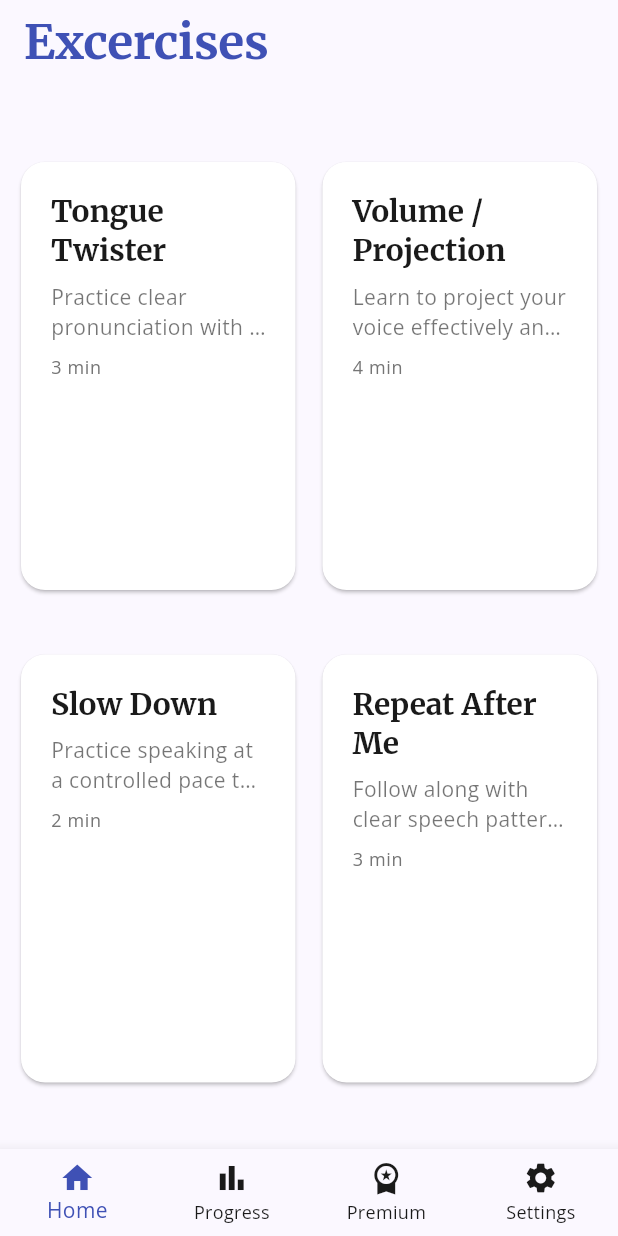
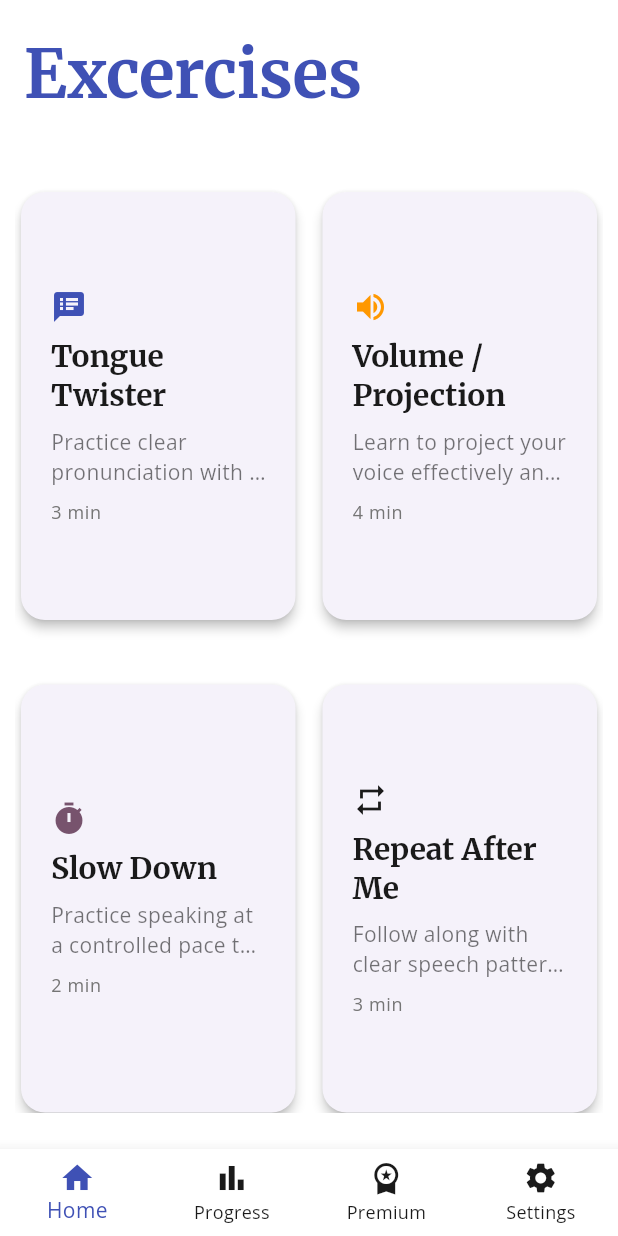
Before and after one commit to VinnyBui/SayItWell, a Flutter app: the screen it shows after launch, on a phone screen of 412 x 824 dp. Run offline on Flutter 3.47's test engine with Material 3 defaults, Android fonts, the light colour scheme and no system bars; our stand-ins replace animated_splash_screen, google_fonts, lottie.

Commit message:
worked on ui of homepage. turned exercises into grid and put them in columns of 2

```diff
--- a/lib/data/sample_exercises.dart
+++ b/lib/data/sample_exercises.dart
@@ -13,7 +13,7 @@
     ),
     Exercise(
       id: '2',
-      title: 'Volume / Projection ',
+      title: 'Volume / Projection',
       description:
           'Learn to project your voice effectively and control volume for better communication in different settings.',
       type: 'volume',
@@ -22,7 +22,7 @@
     ),
     Exercise(
       id: '3',
-      title: 'Slow Down ',
+      title: 'Slow Down',
       description:
           'Practice speaking at a controlled pace to improve clarity and reduce speech rate issues.',
       type: 'pace',
--- a/lib/main.dart
+++ b/lib/main.dart
@@ -27,7 +27,7 @@
           Theme.of(context).textTheme,
         ).copyWith(
           displayLarge: GoogleFonts.merriweather(
-            fontSize: 32,
+            fontSize: 44,
             fontWeight: FontWeight.bold,
             color: const Color(0xFF1A1A1A),
           ),
--- a/lib/screens/home_screen.dart
+++ b/lib/screens/home_screen.dart
@@ -19,13 +19,16 @@
     final textTheme = Theme.of(context).textTheme;
 
     return Scaffold(
+      backgroundColor: Colors.white,
       appBar: AppBar(
+        backgroundColor: Colors.white,
         title: Text(
           'Excercises',
           style: textTheme.displayLarge?.copyWith(
             color: colorScheme.primary,
           ),
         ),
+        toolbarHeight: 100,
         actions: [
           // IconButton(
           //   icon: Icon(Icons.notifications_none, color: colorScheme.onPrimary),
@@ -37,7 +40,7 @@
         ],
       ),
       body: Padding(
-        padding: const EdgeInsets.symmetric(vertical: 24, horizontal: 10),
+        padding: const EdgeInsets.symmetric(horizontal: 10),
         child: Column(
           crossAxisAlignment: CrossAxisAlignment.stretch,
           children: [
@@ -54,13 +57,12 @@
                     .toList(),
               ),
             ),
+            const SizedBox(height: 24),
           ],
         ),
       ),
-
-
       bottomNavigationBar: BottomNavigationBar(
-        backgroundColor: colorScheme.surface,
+        backgroundColor: Colors.white,
         selectedItemColor: colorScheme.primary,
         unselectedItemColor: colorScheme.onSurface,
         type: BottomNavigationBarType.fixed,
--- a/lib/widgets/exercise_card.dart
+++ b/lib/widgets/exercise_card.dart
@@ -12,38 +12,41 @@
     final colorScheme = Theme.of(context).colorScheme;
     final textTheme = Theme.of(context).textTheme;
 
-    Color getCardColor(String title) {
-      switch (title) {
-        case 'Tongue Twister Clarity':
-          return colorScheme.secondary; // Coral
-        case 'Volume/Projection Drill':
-          return Color(0xFFFFC107); // Teal
-        case 'Slow-Down Drill':
-          return const Color(0xFFFFC107); // Soft Purple
+    Icon getIcon() {
+      switch (exercise.title) {
+        case 'Tongue Twister':
+          return Icon(Icons.speaker_notes, color: colorScheme.primary);
+        case 'Volume / Projection':
+          return Icon(Icons.volume_up, color: colorScheme.secondary);
+        case 'Slow Down':
+          return Icon(Icons.timer, color: colorScheme.tertiary);
         case 'Repeat After Me':
-          return Color(0xFFFDD835); // Yellow
+          return Icon(Icons.repeat, color: colorScheme.onSurface);
         default:
-          return Theme.of(context).colorScheme.primary.withOpacity(0.1); // Fallback
+          return const Icon(Icons.fitness_center, color: Colors.grey);
       }
     }
-
     return Container(
       margin: const EdgeInsets.only(bottom: 15.0),
       padding: const EdgeInsets.only(bottom: 10),
       child: Card(
-        color: Colors.white,
         shape: RoundedRectangleBorder(
           borderRadius: BorderRadius.circular(16),
         ),
-        elevation: 1,
+        elevation: 3,
         child: InkWell(
           onTap: onTap,
-          borderRadius: BorderRadius.circular(16),
+          borderRadius: BorderRadius.circular(20),
           child: Padding(
             padding: const EdgeInsets.all(20.0),
+            child: Center(
               child: Column(
+                //will shrink to fit only the space needed by its children (i.e. just enough height to wrap the content).
+                mainAxisSize: MainAxisSize.min,
                 crossAxisAlignment: CrossAxisAlignment.start,
                 children: [
+                  getIcon(),
+                  const SizedBox(height: 8),
                   Text(
                     exercise.title,
                     style: textTheme.headlineMedium?.copyWith(),
@@ -67,6 +70,7 @@
             ),
           ),
         ),
+      ),
     );
   }
 }
```
Lines whose indentation alone changed are shown as unchanged.
